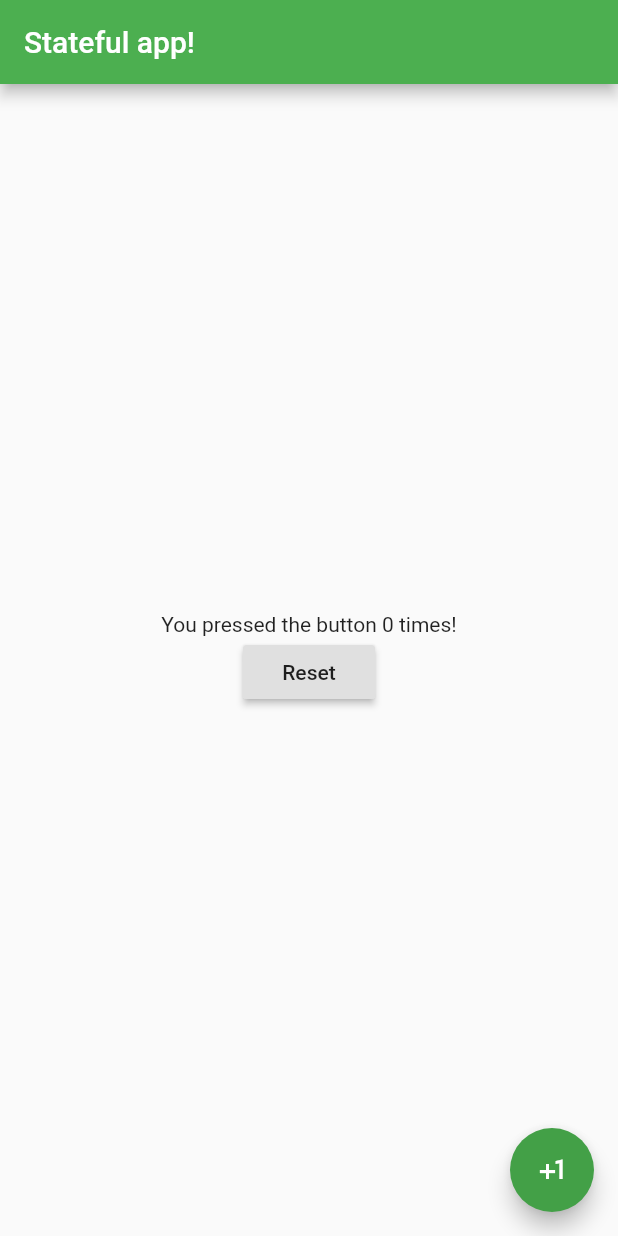
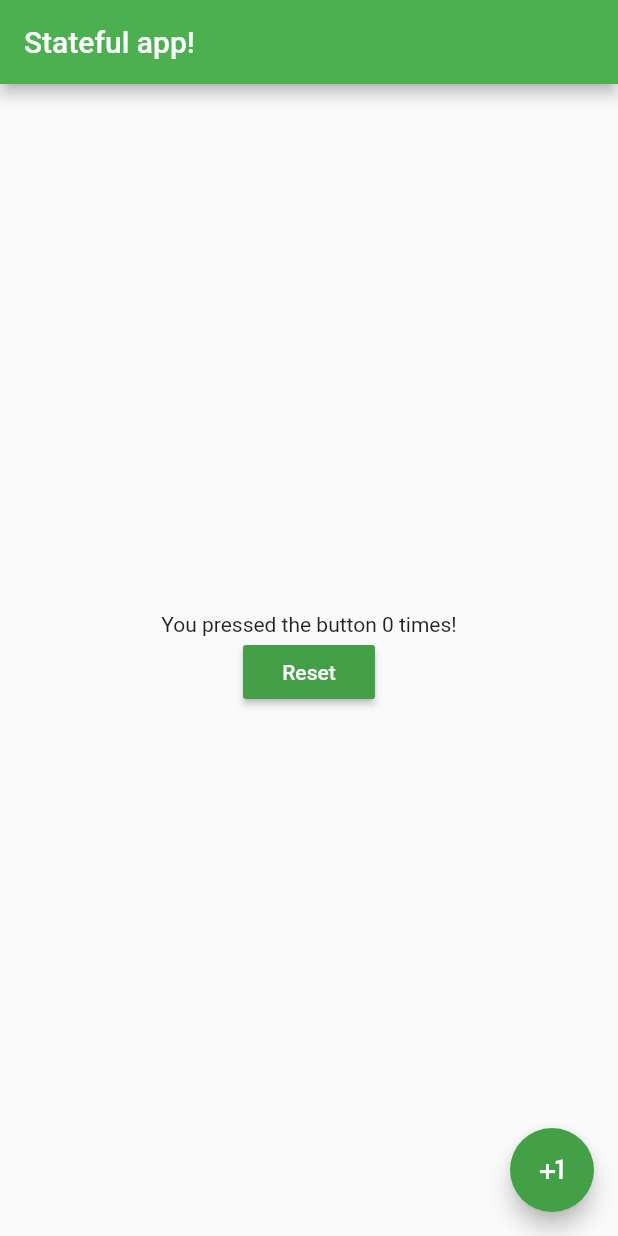
Before and after one commit to prp-e/simple_app, a Flutter app: the screen it shows after launch, on a phone screen of 412 x 824 dp. Run offline on Flutter 3.47's test engine with Material 2 defaults, Android fonts, the phone set to English and light mode, and no system bars.

```diff
--- a/lib/main.dart
+++ b/lib/main.dart
@@ -54,6 +54,8 @@ class _HomePage extends State<HomePage> {
                   onPressed: () {
                     _resetCounter();
                   },
+                  color: Colors.green[600],
+                  textColor: Colors.white,
                   child: Text("Reset"))
             ]),
       ),
```
